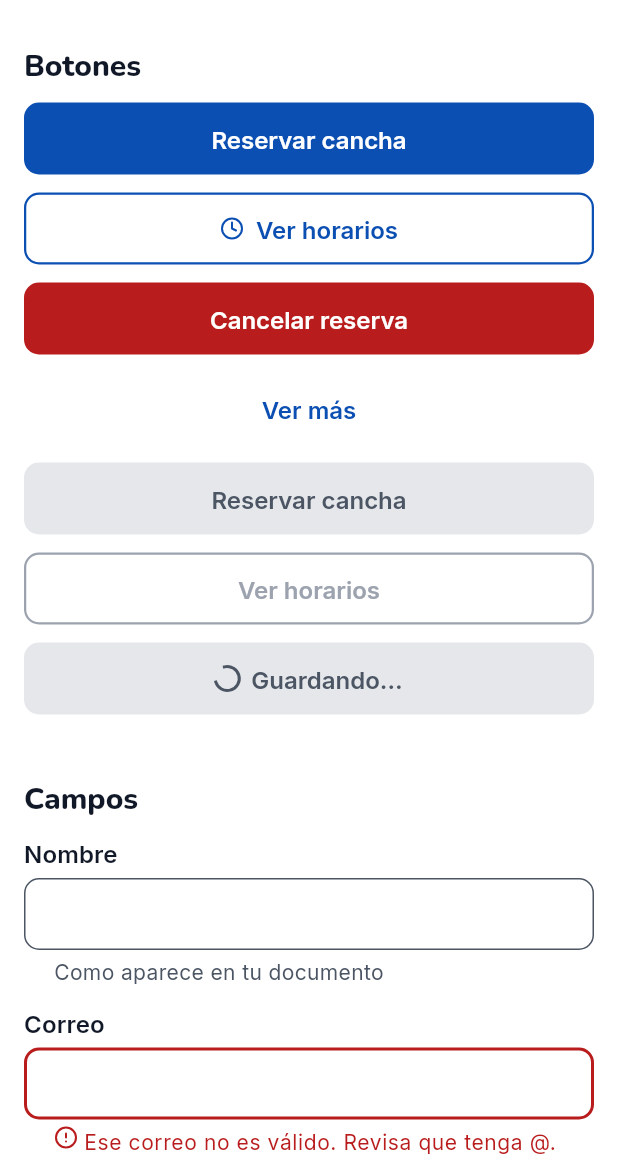
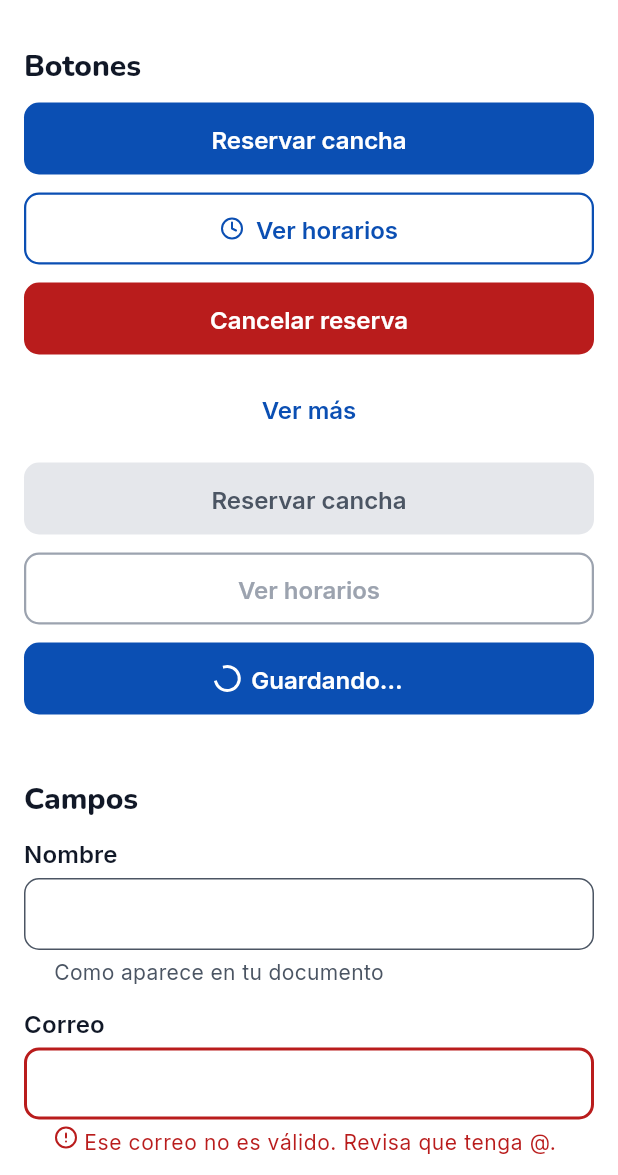
Before and after one commit to KUADOR/kuador-playtodoo, a Flutter app: the DesignCatalogScreen screen opened directly, on a phone screen of 412 x 824 dp, the part 61-1236 px from its top. Run offline on Flutter 3.47's test engine with Material 3 defaults, Android fonts, the phone set to English and light mode, and no system bars; our stand-ins replace lucide_icons_flutter, material_ui.

Commit message:
PLATODO-24: align movil loading button and selected card mark with web
The loading AppButton kept Material's disabled colors; it now keeps its
variant colors like app and backoffice. The selected AppCard check now sits
on a primary circle, as on the web cards.

```diff
--- a/movil/lib/shared/ui/app_button.dart
+++ b/movil/lib/shared/ui/app_button.dart
@@ -10,8 +10,9 @@ enum AppButtonVariant { primary, secondary, danger, text }
 /// Brand button built on Material buttons, which keep the native ripple,
 /// keyboard activation and semantics.
 ///
-/// A null [onPressed] disables it. While [isLoading] it ignores taps, shows a
-/// spinner with [loadingLabel] and announces it.
+/// A null [onPressed] disables it. While [isLoading] it ignores taps, keeps
+/// the colors of its variant, shows a spinner with [loadingLabel] and
+/// announces it.
 class AppButton extends StatelessWidget {
   const AppButton({
     super.key,
@@ -41,21 +42,27 @@ class AppButton extends StatelessWidget {
       leadingIcon: leadingIcon,
     );
 
+    final style = _variantStyle(context);
+    final effectiveStyle = isLoading && onPressed != null
+        ? _keepEnabledLook(style)
+        : style;
+
     final Widget button = switch (variant) {
-      AppButtonVariant.primary => FilledButton(
+      AppButtonVariant.primary || AppButtonVariant.danger => FilledButton(
         onPressed: action,
+        style: effectiveStyle,
         child: content,
       ),
       AppButtonVariant.secondary => OutlinedButton(
         onPressed: action,
+        style: effectiveStyle,
         child: content,
       ),
-      AppButtonVariant.danger => FilledButton(
+      AppButtonVariant.text => TextButton(
         onPressed: action,
-        style: _dangerStyle(context.appColors),
+        style: effectiveStyle,
         child: content,
       ),
-      AppButtonVariant.text => TextButton(onPressed: action, child: content),
     };
 
     return Semantics(
@@ -65,6 +72,38 @@ class AppButton extends StatelessWidget {
         child: button,
       ),
     );
+  }
+
+  /// The variant style resolved against the app theme, so loading can reuse
+  /// its enabled colors.
+  ButtonStyle? _variantStyle(BuildContext context) {
+    final theme = Theme.of(context);
+    return switch (variant) {
+      AppButtonVariant.primary => theme.filledButtonTheme.style,
+      AppButtonVariant.danger => _dangerStyle(
+        context.appColors,
+      ).merge(theme.filledButtonTheme.style),
+      AppButtonVariant.secondary => theme.outlinedButtonTheme.style,
+      AppButtonVariant.text => theme.textButtonTheme.style,
+    };
+  }
+
+  /// While loading, the Material button is disabled to ignore taps, but it
+  /// keeps the colors of its variant as on the web (only `disabled` greys out).
+  static ButtonStyle? _keepEnabledLook(ButtonStyle? style) {
+    if (style == null) return null;
+    return ButtonStyle(
+      backgroundColor: _enabledValue(style.backgroundColor),
+      foregroundColor: _enabledValue(style.foregroundColor),
+      side: _enabledValue(style.side),
+    ).merge(style);
+  }
+
+  static WidgetStateProperty<T>? _enabledValue<T>(
+    WidgetStateProperty<T>? property,
+  ) {
+    if (property == null) return null;
+    return WidgetStatePropertyAll(property.resolve(const <WidgetState>{}));
   }
 
   static ButtonStyle _dangerStyle(AppColors colors) {
```
Also changed, not shown: movil/lib/shared/ui/app_card.dart (+24 -1 lines), 2 other files.
